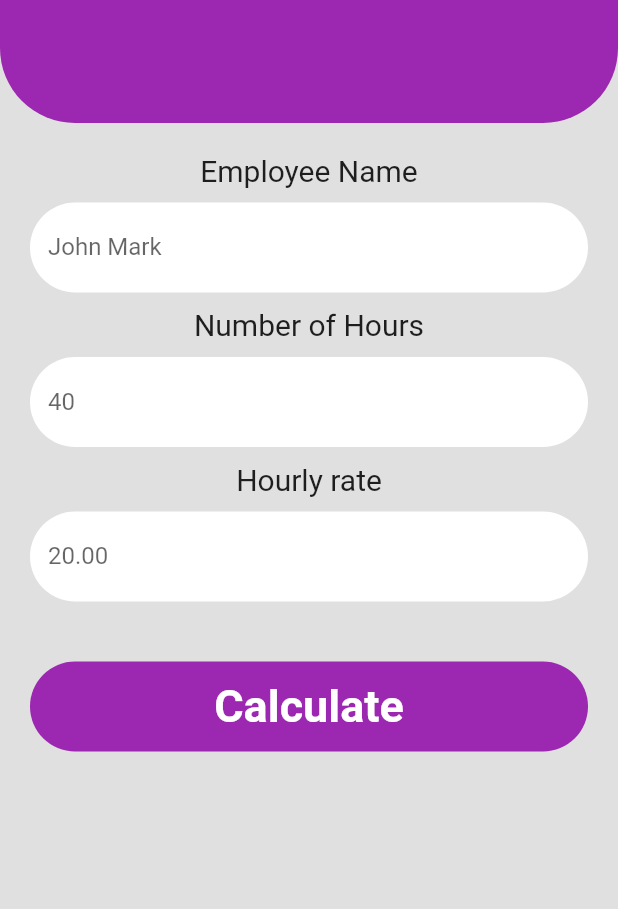
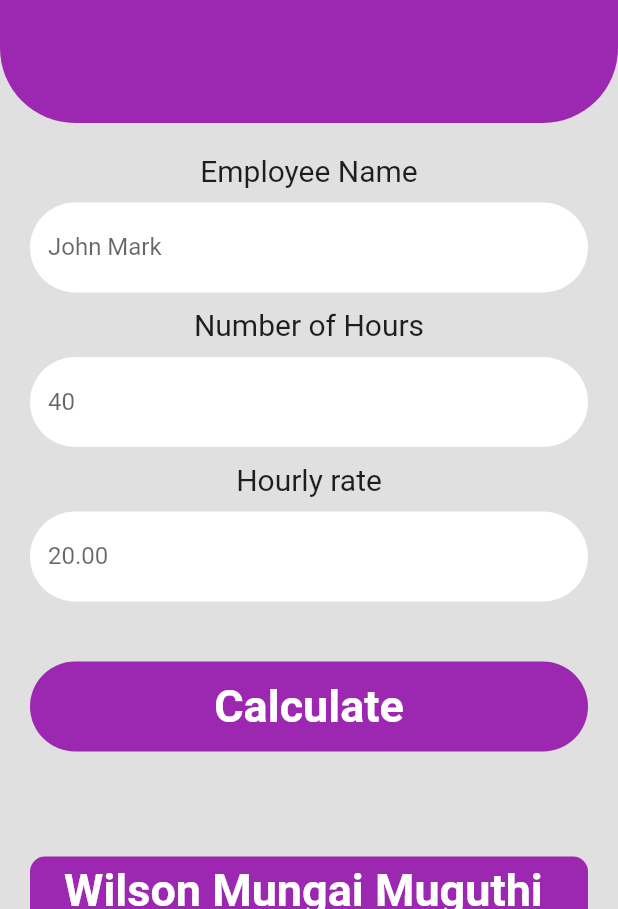
Before and after one commit to WilsonMungai/PayCalculator, a Flutter app: the screen it shows after launch, after a tap on "Calculate", on a phone screen of 412 x 824 dp, the part 327-1236 px from its top. Run offline on Flutter 3.47's test engine with Material 2 defaults, Android fonts, the phone set to English and light mode, and no system bars.

Commit message:
updated the user interface

```diff
--- a/lib/main.dart
+++ b/lib/main.dart
@@ -28,46 +28,34 @@ class _HomePageState extends State<HomePage> {
 
   // Calculation Logic
   void payCalculation() {
-    double hours = 0.0;
-    double rate = 0.0;
+    double hours;
+    double rate;
     double overtime = 0.0;
-    double pay = 0.0;
-    double totalPay = 0.0;
+    double pay;
+    double totalPay;
+    String name = employeeNameTextField.text + " your pay is:";
 
+    // Get input data
     hours = double.parse(hoursTextField.value.text);
     rate = double.parse(rateTextField.value.text);
 
     if (hours <= 40) {
       pay = hours * rate;
       totalPay = pay;
-      // totalPay = double.parse(hoursTextField.value.text) *
-      //     double.parse(rateTextField.value.text);
     } else {
       pay = (40 * rate);
       overtime = (hours - 40) * rate * 1.5;
       totalPay = pay + overtime;
-      // totalPay = (double.parse(hoursTextField.value.text) - 40) *
-      //         double.parse(rateTextField.value.text) *
-      //         1.5 +
-      //     (40 * double.parse(rateTextField.value.text));
     }
-    // Regular pay calculation
-    // pay = double.parse(hoursTextField.value.text) *
-    //     double.parse(rateTextField.value.text);
-    // Overtime pay calculation
-    // overtime = (hours - 40) * rate * 1.5;
-    // ((double.parse(hoursTextField.value.text) - 40) *
-    //             double.parse(rateTextField.value.text) *
-    //             1.5 +
-    //         40 * double.parse(rateTextField.value.text)) -
-    //     pay;
 
+    // Retrieving input data
     setState(() {
       totalHours = hours;
       hourlyRate = rate;
       overtimePay = overtime;
       regularPay = pay;
       earnedPay = totalPay;
+      employeeName = name;
     });
   }
 
@@ -131,23 +119,17 @@ class _HomePageState extends State<HomePage> {
                 title: "Employee Name",
                 hintText: "John Mark",
                 controller: employeeNameTextField,
-                  errorText: employeeNameTextField.value.text.isEmpty
-                      ? validate = true
-                      : validate = false),
+              ),
               inputTextFields(
                 title: "Number of Hours",
                 hintText: "40",
                 controller: hoursTextField,
-                  errorText: hoursTextField.value.text.isEmpty
-                      ? validate = true
-                      : validate = false),
+              ),
               inputTextFields(
                 title: "Hourly rate",
                 hintText: "20.00",
                 controller: rateTextField,
-                  errorText: rateTextField.value.text.isEmpty
-                      ? validate = true
-                      : validate = false),
+              ),
               SizedBox(
                 height: 30,
               ),
@@ -163,30 +145,29 @@ class _HomePageState extends State<HomePage> {
                       context: context,
                       builder: (BuildContext context) {
                         return Container(
-                          height: 500,
+                          height: 430,
                           child: Padding(
                             padding: const EdgeInsets.fromLTRB(20, 30, 0, 0),
                             child: Column(
                               crossAxisAlignment: CrossAxisAlignment.start,
                               children: [
-                                Text(
-                                  "Total Pay",
-                                  style: TextStyle(color: Colors.black),
-                                ),
+                                empolyee(title: employeeName),
+                                // Text("Results"),
                                 SizedBox(
                                   height: 10,
                                 ),
+                                result(title: "Total Pay:", amount: earnedPay),
                                 result(
-                                    title: "Number of Hours",
+                                    title: "Number of Hours:",
                                     amount: totalHours),
                                 result(
-                                    title: "Hourly Rate", amount: hourlyRate),
-                                result(title: "Total Pay", amount: earnedPay),
+                                    title: "Hourly Rate:", amount: hourlyRate),
                                 result(
-                                    title: "Regular Pay", amount: regularPay),
+                                    title: "Regular Pay:", amount: regularPay),
                                 result(
-                                    title: "Overtime Pay", amount: overtimePay),
-                                result(title: "Tax", amount: earnedPay * 0.18),
+                                    title: "Overtime Pay:",
+                                    amount: overtimePay),
+                                result(title: "Tax:", amount: earnedPay * 0.18),
                               ],
                             ),
                           ),
@@ -210,7 +191,11 @@ class _HomePageState extends State<HomePage> {
                             fontWeight: FontWeight.bold),
                       ),
                     )),
-              )
+              ),
+              SizedBox(
+                height: 70,
+              ),
+              name()
             ],
           ),
         ),
@@ -219,11 +204,11 @@ class _HomePageState extends State<HomePage> {
   }
 
   // Input text field
-  Widget inputTextFields(
-      {required String title,
+  Widget inputTextFields({
+    required String title,
     required TextEditingController controller,
     required String hintText,
-      required bool errorText}) {
+  }) {
     return Column(
       children: [
         Text(
@@ -251,6 +236,16 @@ class _HomePageState extends State<HomePage> {
     );
   }
 
+  // Employee input name
+  Widget empolyee({required String title}) {
+    return Column(children: [
+      Text(title, style: TextStyle(fontSize: 20, fontWeight: FontWeight.bold)),
+    ]);
+    SizedBox(
+      height: 10,
+    );
+  }
+
   // Calculation Results
   Widget result({required String title, required double amount}) {
     return ListTile(
@@ -265,4 +260,22 @@ class _HomePageState extends State<HomePage> {
       ),
     );
   }
+
+  // name and student id
+  Widget name() {
+    return Container(
+        height: 80,
+        width: double.infinity,
+        decoration: BoxDecoration(
+          color: Colors.purple,
+          borderRadius: BorderRadius.circular(10),
+        ),
+        child: Center(
+          child: Text(
+            "Wilson Mungai Muguthi \n 301287641",
+            style: TextStyle(
+                fontSize: 30, color: Colors.white, fontWeight: FontWeight.bold),
+          ),
+        ));
   }
+}
```
Lines whose indentation alone changed are shown as unchanged.
